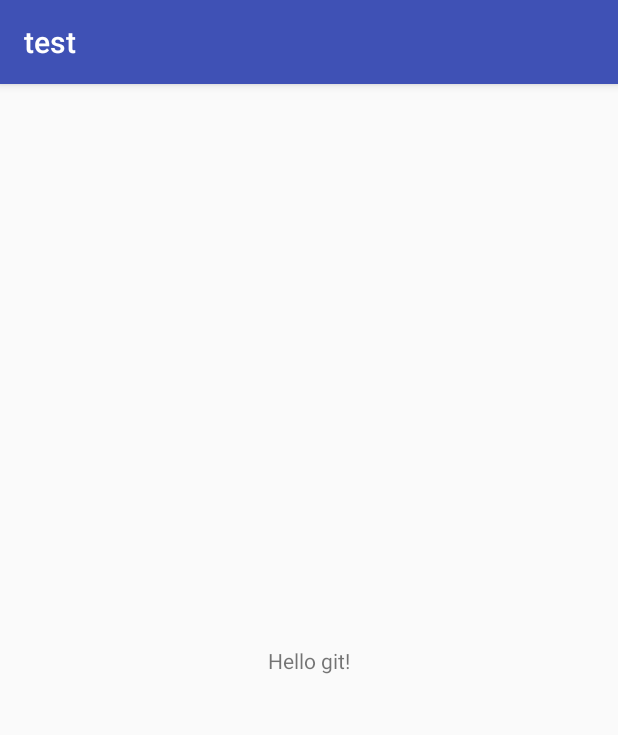
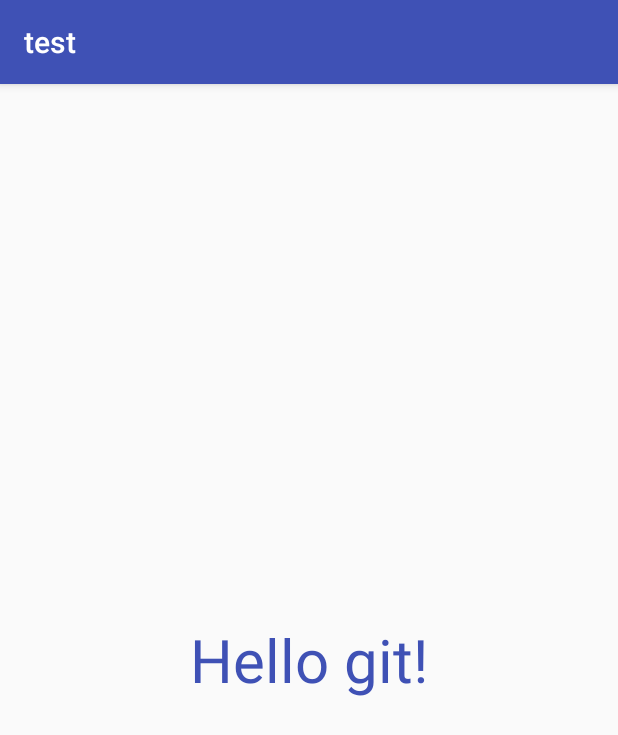
Before and after one commit to BenNjoroge/test, an Android app: the screen it shows after launch (MainActivity), on a phone screen of 412 x 824 dp. Shown: the top 735 px of the screen. Run offline under Robolectric (Android 15) with nearby library versions, the phone set to English and light mode, and no system bars.

Commit message:
changed text color and size

```diff
--- a/app/src/main/res/layout/activity_main.xml
+++ b/app/src/main/res/layout/activity_main.xml
@@ -1,5 +1,5 @@
 <?xml version="1.0" encoding="utf-8"?>
-<android.support.constraint.ConstraintLayout xmlns:android="http://schemas.android.com/apk/res/android"
+<android.widget.RelativeLayout xmlns:android="http://schemas.android.com/apk/res/android"
     xmlns:app="http://schemas.android.com/apk/res-auto"
     xmlns:tools="http://schemas.android.com/tools"
     android:layout_width="match_parent"
@@ -9,10 +9,9 @@
     <TextView
         android:layout_width="wrap_content"
         android:layout_height="wrap_content"
+        android:layout_centerInParent="true"
+        android:textSize="40sp"
         android:text="Hello git!"
-        app:layout_constraintBottom_toBottomOf="parent"
-        app:layout_constraintLeft_toLeftOf="parent"
-        app:layout_constraintRight_toRightOf="parent"
-        app:layout_constraintTop_toTopOf="parent" />
+        android:textColor="@color/colorPrimary"/>
 
-</android.support.constraint.ConstraintLayout>
+</android.widget.RelativeLayout>
```
